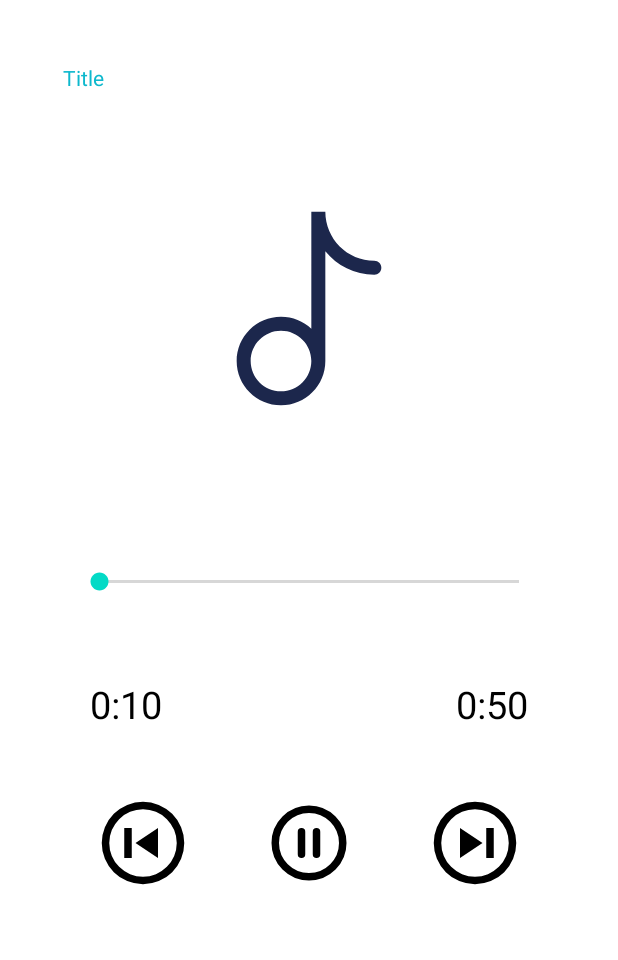
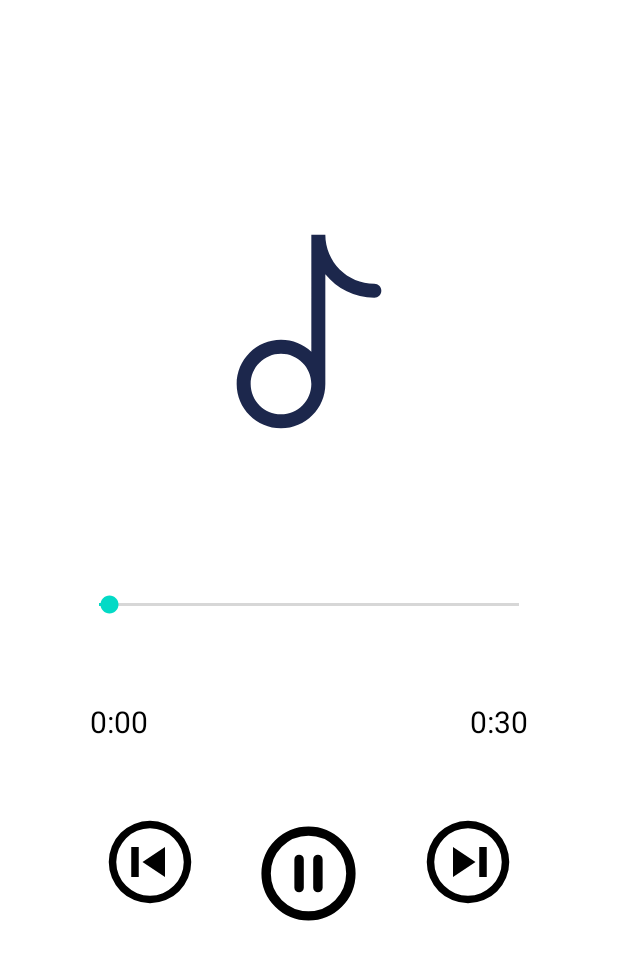
Before and after one commit to Saranya-0706/Multimedia-Hub, an Android app: the musicActivity screen opened directly, with no data from a screen before it, on a phone screen of 412 x 824 dp. Shown: the top 960 px of the screen. Run offline under Robolectric (Android 15) with nearby library versions, the phone set to English and light mode, and no system bars.

Commit message:
Second Commit

```diff
--- a/app/build.gradle.kts
+++ b/app/build.gradle.kts
@@ -51,4 +51,5 @@ dependencies {
     androidTestImplementation("androidx.test.ext:junit:1.1.5")
     androidTestImplementation("androidx.test.espresso:espresso-core:3.5.1")
     implementation("com.github.bumptech.glide:glide:4.16.0")
+    implementation("com.karumi:dexter:6.2.3")
 }
--- a/app/src/main/AndroidManifest.xml
+++ b/app/src/main/AndroidManifest.xml
@@ -9,6 +9,7 @@
 
     <application
         android:allowBackup="true"
+        android:requestLegacyExternalStorage="true"
         android:dataExtractionRules="@xml/data_extraction_rules"
         android:fullBackupContent="@xml/backup_rules"
         android:icon="@mipmap/ic_launcher"
--- a/app/src/main/java/com/example/woc_multimediahub/musicActivity.kt
+++ b/app/src/main/java/com/example/woc_multimediahub/musicActivity.kt
@@ -1,12 +1,15 @@
 package com.example.woc_multimediahub
 
 import android.media.MediaPlayer
+import android.net.Uri
 import androidx.appcompat.app.AppCompatActivity
 import android.os.Bundle
+import android.os.Handler
 import android.widget.ImageView
 import android.widget.SeekBar
 import android.widget.TextView
 import com.example.woc_multimediahub.databinding.ActivityMusicBinding
+import kotlinx.coroutines.Runnable
 
 class musicActivity : AppCompatActivity() {
 
@@ -20,7 +23,9 @@ class musicActivity : AppCompatActivity() {
     private var musicIcon:ImageView?=null
     private lateinit var binding: ActivityMusicBinding
     private var songsList:ArrayList<music>?=null
-
+   var mediaPlayer = MediaPlayer()
+    var songName:String?=null
+    var position:Int?=null
 
     override fun onCreate(savedInstanceState: Bundle?) {
         super.onCreate(savedInstanceState)
@@ -28,17 +33,142 @@ class musicActivity : AppCompatActivity() {
         binding = ActivityMusicBinding.inflate(layoutInflater)
         setContentView(binding.root)
 
-        title=binding.songTitle
-        currentTime=binding.songStart
-        totalTime=binding.songEnd
-        seekBar=binding.seekBar
-        pauseplay=binding.pauseplay
-        nextB=binding.next
-        prevB=binding.previous
-        musicIcon=binding.musicIcon
+        title = binding.songTitle
+        currentTime = binding.songStart
+        totalTime = binding.songEnd
+        seekBar = binding.seekBar
+        pauseplay = binding.pauseplay
+        nextB = binding.next
+        prevB = binding.previous
+        musicIcon = binding.musicIcon
 
+
+        songsList = intent.getParcelableArrayListExtra("list")
+        songName = intent.getStringExtra("songname")
+        position = intent.getIntExtra("path", 0)
+        title!!.text = songName
+        val file = intent.getStringExtra("filepath")
+        val size = intent.getIntExtra("size",101)
+
+        mediaPlayer.reset()
+        try {
+            mediaPlayer.setDataSource(file)
+            mediaPlayer.prepare()
+            mediaPlayer.start()
+
+        }catch (e:Exception){
+            e.printStackTrace()
+        }
+
+        val updateSeekBar = Thread(Runnable {
+            var currentPosition = 0
+            val totalDuration = mediaPlayer.duration
+            while (currentPosition < totalDuration){
+                try {
+                    Thread.sleep(500)
+                    currentPosition = mediaPlayer.currentPosition
+                    seekBar!!.progress = currentPosition
+                   currentTime!!.text= Time(mediaPlayer.currentPosition)
+                    totalTime!!.text = Time(mediaPlayer.duration)
+
+                }
+                catch (e:Exception)
+                {
+                    e.printStackTrace()
+                }
+            }
+        })
+        seekBar!!.max = mediaPlayer.duration
+        updateSeekBar.start()
+
+
+
+        seekBar!!.setOnSeekBarChangeListener(object :SeekBar.OnSeekBarChangeListener{
+            override fun onProgressChanged(seekBar: SeekBar?, progress: Int, fromUser: Boolean) {
+
+            }
+
+            override fun onStartTrackingTouch(seekBar: SeekBar?) {
+
+            }
+
+            override fun onStopTrackingTouch(seekBar: SeekBar?) {
+                mediaPlayer.seekTo(seekBar!!.progress)
+            }
+
+        })
+
+        val handler:Handler?=null
+        handler?.postDelayed(object : Runnable{
+            override fun run() {
+
+                handler.postDelayed(this,1000)
+            }
+        },1000)
+
+        pauseplay!!.setOnClickListener{
+            if (mediaPlayer.isPlaying) {
+                pauseplay!!.setBackgroundResource(R.drawable.play)
+                mediaPlayer.pause()
+            } else {
+                pauseplay!!.setBackgroundResource(R.drawable.pause)
+                mediaPlayer.start()
+            }
+        }
+
+
+        prevB!!.setOnClickListener(){
+            pauseplay!!.setBackgroundResource(R.drawable.pause)
+            mediaPlayer.stop()
+            mediaPlayer.reset()
+            position = if((position!!-1)<0)
+                        (size-1)
+                       else
+                               (position!! -1)
+            val filepath = songsList!![position!!].musicPath
+            mediaPlayer.setDataSource(filepath)
+            songName= songsList!![position!!].musicName
+            title!!.text = songName
+            mediaPlayer.prepare()
+            mediaPlayer.start()
+        }
+
+        nextB!!.setOnClickListener(){
+            pauseplay!!.setBackgroundResource(R.drawable.pause)
+            mediaPlayer.stop()
+            mediaPlayer.reset()
+            position = if((position!!)<size-1)
+                (position!! +1)
+            else
+                0
+            val filepath = songsList!![position!!].musicPath
+            mediaPlayer.setDataSource(filepath)
+            songName= songsList!![position!!].musicName
+            title!!.text = songName
+            mediaPlayer.prepare()
+            mediaPlayer.start()
+        }
 
 
     }
 
+    override fun onBackPressed() {
+        if(mediaPlayer.isPlaying)
+        {
+            mediaPlayer.pause()
+        }
+        super.onBackPressed()
+    }
+
+    fun Time(duration:Int):String{
+        var time :String=""
+        var min = duration/1000/60
+        var sec = duration/1000%60
+        time = time + min+":"
+        if(sec<10){
+            time+="0"}
+        time+=sec
+        return time
+    }
+
 }
--- a/app/src/main/res/layout/activity_music.xml
+++ b/app/src/main/res/layout/activity_music.xml
@@ -16,6 +16,7 @@
         android:textColor="@color/bluee"
         android:layout_margin="22dp"
         android:padding="20dp"
+        android:textSize="25dp"
         />
 
     <ImageView
@@ -49,11 +50,14 @@
             android:layout_width="wrap_content"
             android:layout_height="wrap_content"
             android:layout_below="@id/seek_bar"
+            android:layout_alignParentStart="true"
+            android:layout_marginStart="20dp"
+            android:layout_marginTop="20dp"
+            android:layout_marginEnd="20dp"
+            android:layout_marginBottom="20dp"
             android:text="0:10"
-            android:layout_alignParentStart="true"
-            android:layout_margin="20dp"
             android:textColor="@color/black"
-            android:textSize="25sp"/>
+            android:textSize="20sp" />
 
         <TextView
             android:id="@+id/song_end"
@@ -64,7 +68,7 @@
             android:layout_alignParentEnd="true"
             android:layout_margin="20dp"
             android:textColor="@color/black"
-            android:textSize="25sp"/>
+            android:textSize="20sp"/>
 
         <RelativeLayout
             android:layout_width="match_parent"
@@ -77,17 +81,16 @@
                 android:id="@+id/previous"
                 android:src="@drawable/previous"
                 android:layout_alignParentStart="true"
-                android:layout_margin="25dp"
+                android:layout_margin="30dp"
                 />
 
             <ImageView
-                android:layout_width="60dp"
-                android:layout_height="60dp"
+                android:layout_width="75dp"
+                android:layout_height="75dp"
                 android:id="@+id/pauseplay"
                 android:layout_centerInParent="true"
                 android:src="@drawable/pause"
-                android:layout_margin="25dp"
-
+                android:layout_margin="30dp"
                 />
 
             <ImageView
@@ -96,7 +99,7 @@
                 android:id="@+id/next"
                 android:src="@drawable/next"
                 android:layout_alignParentEnd="true"
-                android:layout_margin="25dp"
+                android:layout_margin="30dp"
                 />
 
         </RelativeLayout>
```
Also changed, not shown: app/src/main/java/com/example/woc_multimediahub/MainActivity.kt (+7 -3 lines), app/src/main/java/com/example/woc_multimediahub/MusicAdapter.kt (+7 -1 lines), app/src/main/java/com/example/woc_multimediahub/music.kt (+32 -4 lines).
